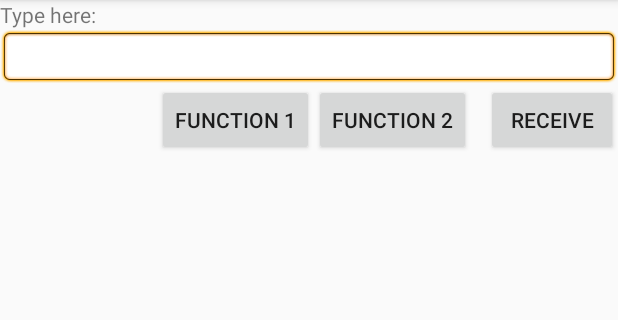
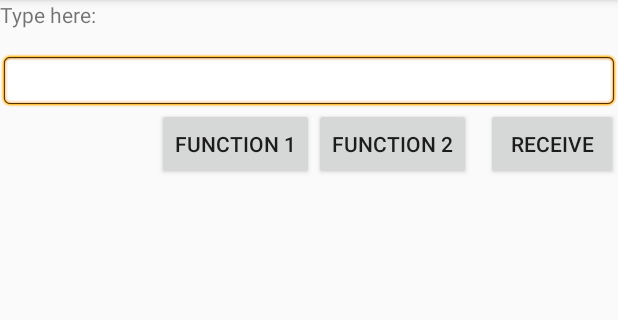
Before and after one commit to Ghoul-SSZ/OpenGym2, an Android app: the ArduinoMain screen opened directly, with no data from a screen before it, on a phone screen of 412 x 824 dp, the part 84-404 px from its top. Run offline under Robolectric (Android 15) with nearby library versions, the phone set to English and light mode, and no system bars; 9 statements that could not run were skipped.

Commit message:
View style fix

```diff
--- a/app/src/main/res/layout/activity_arduino_main.xml
+++ b/app/src/main/res/layout/activity_arduino_main.xml
@@ -9,14 +9,18 @@
         android:id="@+id/label"
         android:layout_width="fill_parent"
         android:layout_height="wrap_content"
-        android:text="Type here:" />
+        android:text="Type here:"
+        android:layout_alignParentTop="true"
+        android:layout_alignParentStart="true" />
 
     <EditText
         android:id="@+id/entry"
         android:layout_width="fill_parent"
         android:layout_height="wrap_content"
-        android:layout_below="@id/label"
-        android:background="@android:drawable/editbox_background" />
+        android:background="@android:drawable/editbox_background"
+        android:layout_below="@+id/label"
+        android:layout_alignParentStart="true"
+        android:layout_marginTop="16dp" />
 
     <Button
         android:id="@+id/receive"
@@ -47,7 +51,10 @@
     <TextView
         android:layout_width="match_parent"
         android:layout_height="match_parent"
-        android:id="@+id/results"/>
+        android:id="@+id/results"
+        android:text="Data:"
+        android:layout_below="@id/receive"
+        />
 
 
 
```
